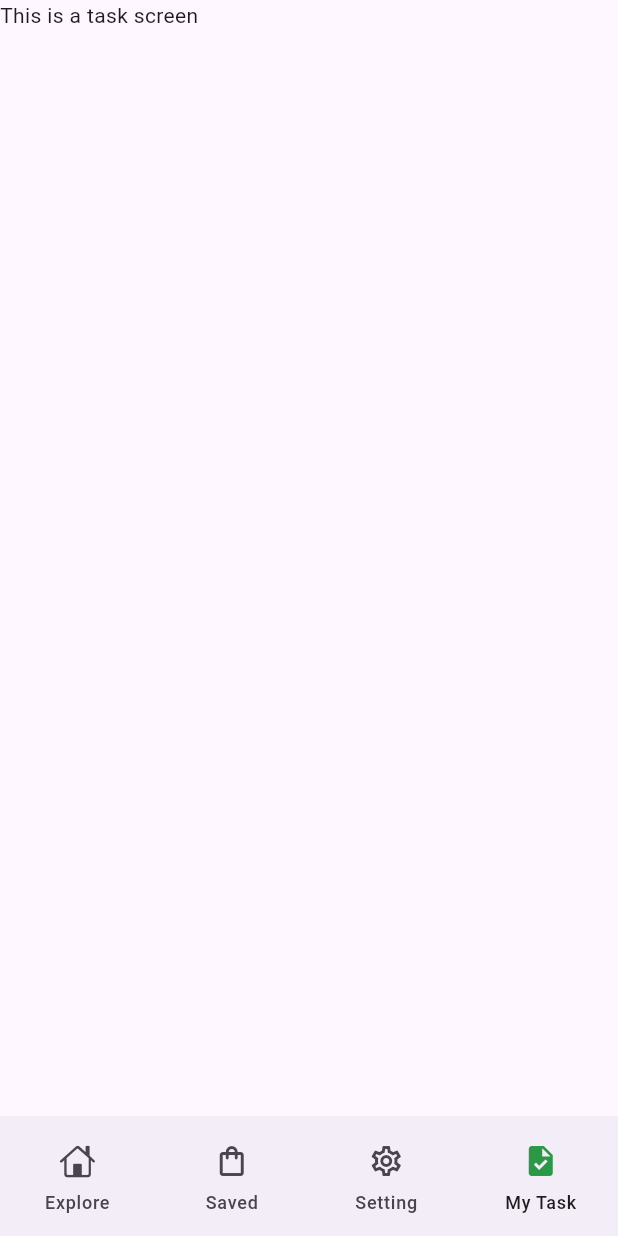
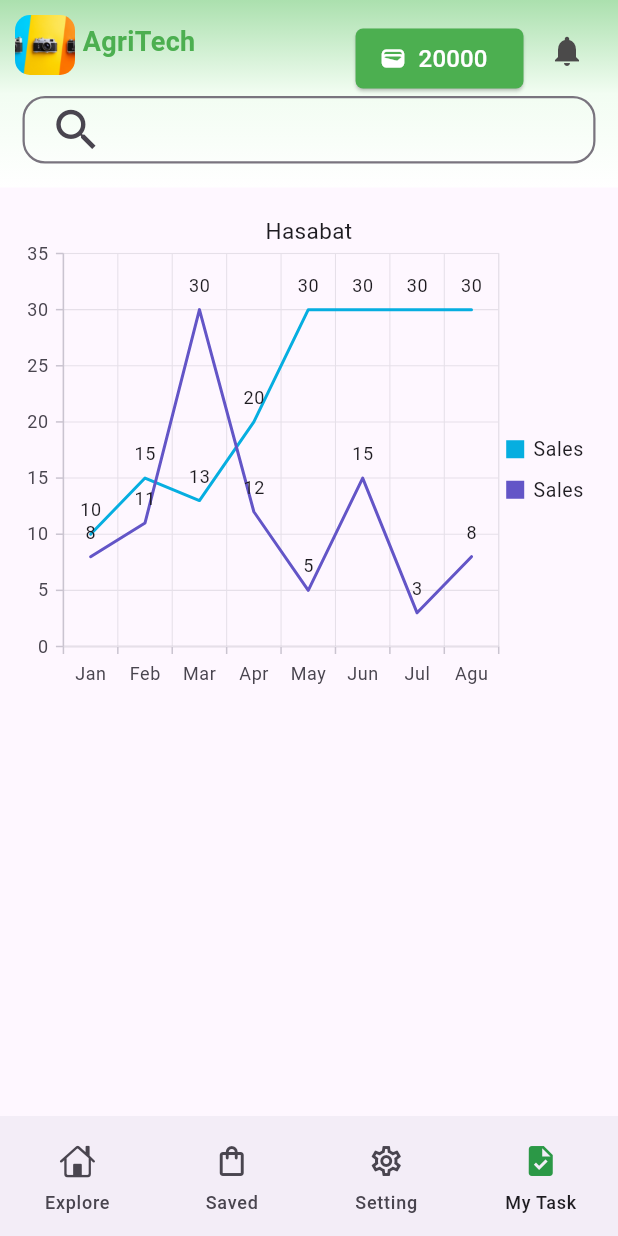
Before and after one commit to ilemansumaher/hasyl_taze, a Flutter app: the screen it shows after launch, swiped to page 4, on a phone screen of 412 x 824 dp. Run offline on Flutter 3.47's test engine with Material 3 defaults, Android fonts, the light colour scheme and no system bars; our stand-ins replace syncfusion_flutter_charts.

```diff
--- a/lib/screens/mainscreen/main_screen.dart
+++ b/lib/screens/mainscreen/main_screen.dart
@@ -35,11 +35,11 @@ class _MainScreenState extends State<MainScreen> {
             currentPageIndex = value;
           });
         },
-        children: const [
-          HomeScreen(),
-          SendCotton(),
-          SettingScreen(),
-          TaskScreen()
+        children: [
+          const HomeScreen(),
+          const SendCotton(),
+          const SettingScreen(),
+          TaskScreen(),
         ],
       ),
       bottomNavigationBar: NavigationBar(
--- a/lib/screens/mytask/peresentation/task_screen.dart
+++ b/lib/screens/mytask/peresentation/task_screen.dart
@@ -1,10 +1,83 @@
 import 'package:flutter/material.dart';
+import 'package:hasyl2/screens/utils/app_bar.dart';
+import 'package:syncfusion_flutter_charts/charts.dart';
 
 class TaskScreen extends StatelessWidget {
-  const TaskScreen({super.key});
+  List<_SalesData> data = [
+    _SalesData('Jan', 10),
+    _SalesData('Feb', 15),
+    _SalesData('Mar', 13),
+    _SalesData('Apr', 20),
+    _SalesData('May', 30),
+    _SalesData('Jun', 30),
+    _SalesData('Jul', 30),
+    _SalesData('Agu', 30),
+  ];
+  List<_SalesData> data2 = [
+    _SalesData('Jan', 8),
+    _SalesData('Feb', 11),
+    _SalesData('Mar', 30),
+    _SalesData('Apr', 12),
+    _SalesData('May', 5),
+    _SalesData('Jun', 15),
+    _SalesData('Jul', 3),
+    _SalesData('Agu', 8),
+  ];
 
   @override
   Widget build(BuildContext context) {
-    return const Text("This is a task screen");
+    return CustomScrollView(
+      slivers: [
+        const SliverAppB(),
+        SliverList(
+          delegate: SliverChildListDelegate(
+            [
+              Container(
+                height: 350,
+                padding: const EdgeInsets.all(8.0),
+                child: SfCartesianChart(
+                  primaryXAxis: CategoryAxis(),
+                  title: ChartTitle(
+                    text: "Hasabat",
+                  ),
+                  legend: Legend(
+                    isVisible: true,
+                  ),
+                  tooltipBehavior: TooltipBehavior(
+                    enable: true,
+                  ),
+                  series: <CartesianSeries<_SalesData, String>>[
+                    LineSeries<_SalesData, String>(
+                      dataSource: data,
+                      xValueMapper: (_SalesData sales, _) => sales.year,
+                      yValueMapper: (_SalesData sales, _) => sales.sales,
+
+                      name: 'Sales',
+                      // xAxisName: "a",
+                      // Enable data label
+                      dataLabelSettings: DataLabelSettings(isVisible: true),
+                    ),
+                    LineSeries<_SalesData, String>(
+                        dataSource: data2,
+                        xValueMapper: (_SalesData sales, _) => sales.year,
+                        yValueMapper: (_SalesData sales, _) => sales.sales,
+                        name: 'Sales',
+                        // Enable data label
+                        dataLabelSettings: DataLabelSettings(isVisible: true))
+                  ],
+                ),
+              ),
+            ],
+          ),
+        ),
+      ],
+    );
   }
 }
+
+class _SalesData {
+  _SalesData(this.year, this.sales);
+
+  final String year;
+  final double sales;
+}
--- a/pubspec.yaml
+++ b/pubspec.yaml
@@ -35,6 +35,7 @@ dependencies:
   # The following adds the Cupertino Icons font to your application.
   # Use with the CupertinoIcons class for iOS style icons.
   cupertino_icons: ^1.0.6
+  syncfusion_flutter_charts: ^27.1.53
 
 dev_dependencies:
   flutter_test:
```
Also changed, not shown: pubspec.lock.
